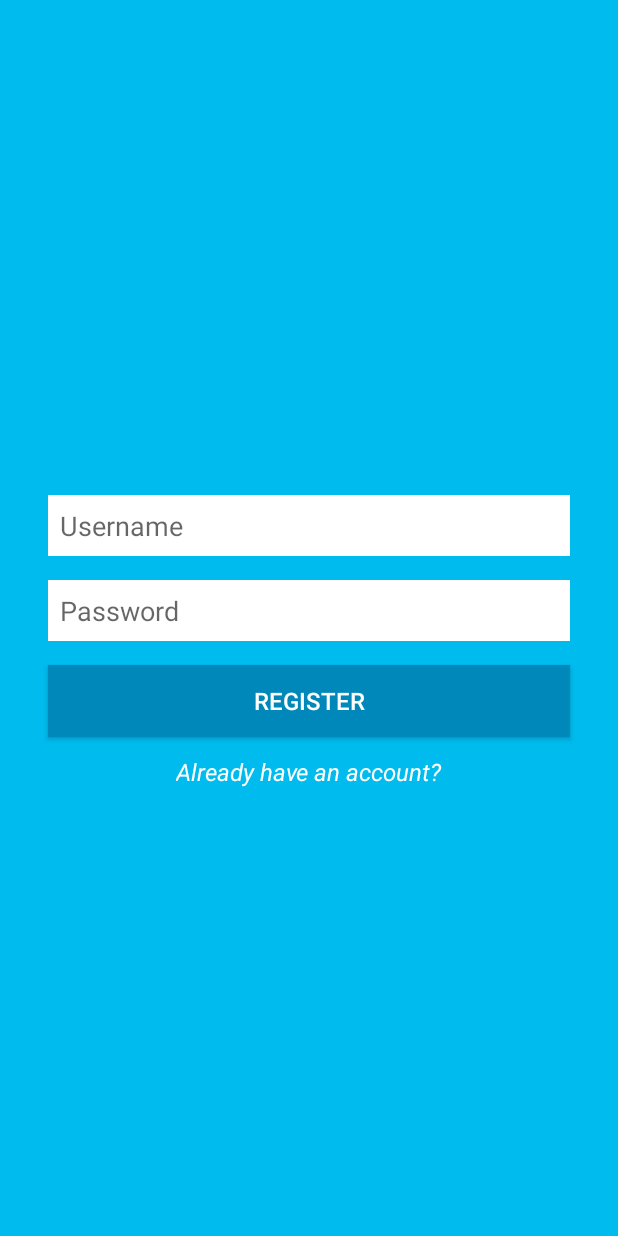
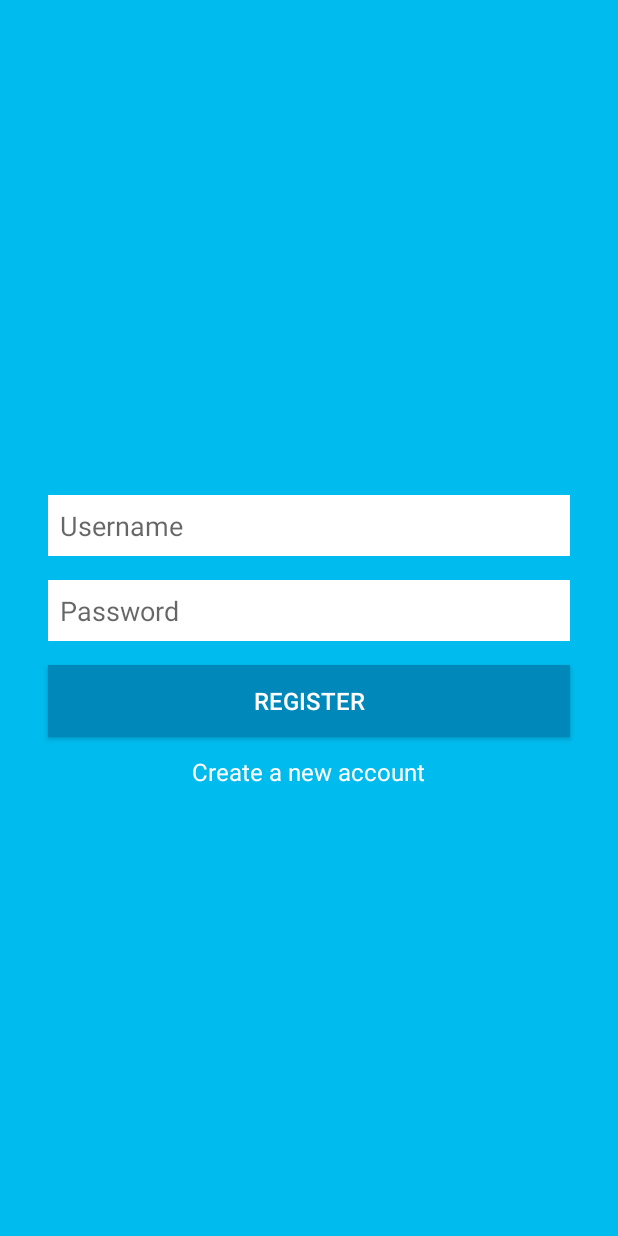
Before and after one commit to jsun454/messenger, an Android app: the LoginActivity screen opened directly, with no data from a screen before it, on a phone screen of 412 x 824 dp. Run offline under Robolectric (Android 15) with nearby library versions, the phone set to English and light mode, and no system bars.

Commit message:
Added login activity listeners

```diff
--- a/app/src/main/java/com/example/jeffrey/messenger/LoginActivity.kt
+++ b/app/src/main/java/com/example/jeffrey/messenger/LoginActivity.kt
@@ -2,10 +2,22 @@ package com.example.jeffrey.messenger
 
 import android.os.Bundle
 import android.support.v7.app.AppCompatActivity
+import android.widget.Toast
+import kotlinx.android.synthetic.main.activity_login.*
+import kotlinx.android.synthetic.main.activity_main.*
 
 class LoginActivity : AppCompatActivity() {
     override fun onCreate(savedInstanceState: Bundle?) {
         super.onCreate(savedInstanceState)
         setContentView(R.layout.activity_login)
+
+        loginButton.setOnClickListener {
+            Toast.makeText(this@LoginActivity, "Username: ${usernameRegistrationText.text}\n" +
+                    "Password: ${passwordRegistrationText.text}", Toast.LENGTH_SHORT).show()
+        }
+
+        changeToRegisterActivityButton.setOnClickListener {
+            finish()
+        }
     }
 }
--- a/app/src/main/res/layout/activity_login.xml
+++ b/app/src/main/res/layout/activity_login.xml
@@ -55,10 +55,9 @@
 
     <TextView
             android:id="@+id/changeToRegisterActivityButton"
-            android:text="Already have an account?"
+            android:text="Create a new account"
             android:textColor="@android:color/white"
             android:textSize="16sp"
-            android:textStyle="italic"
             android:layout_marginTop="4dp"
             android:layout_width="wrap_content"
             android:layout_height="wrap_content"
```
